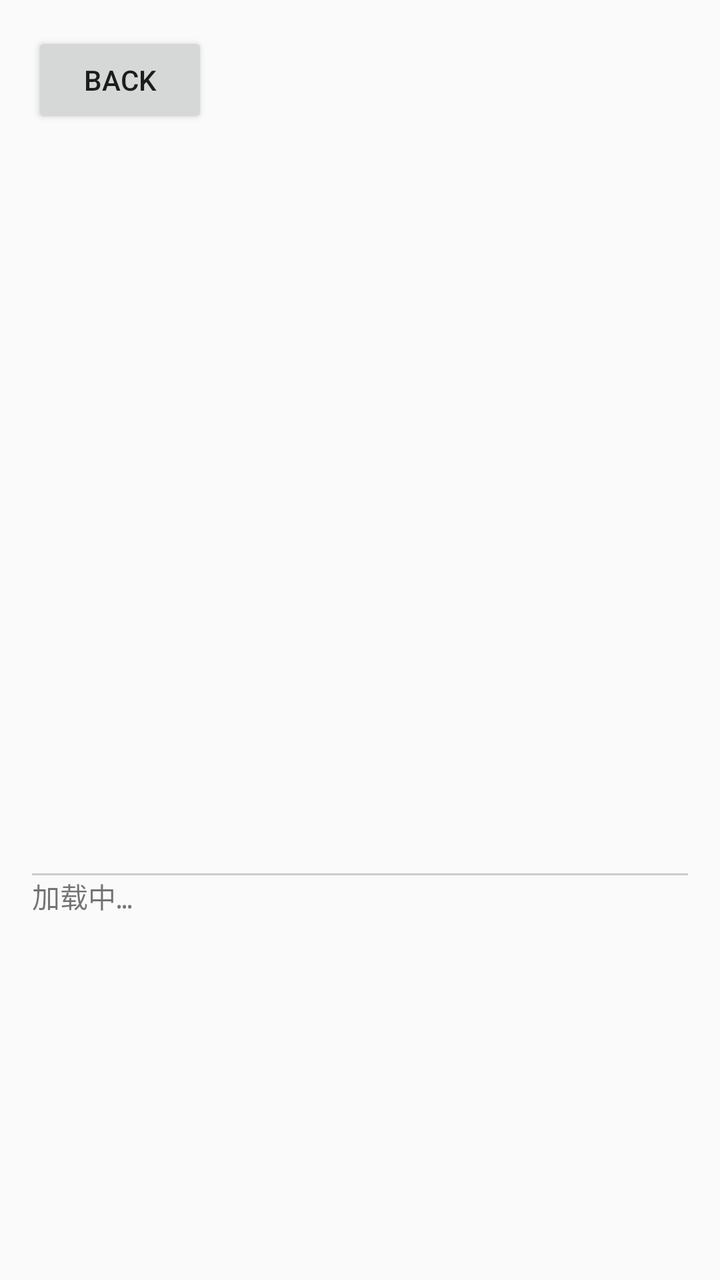
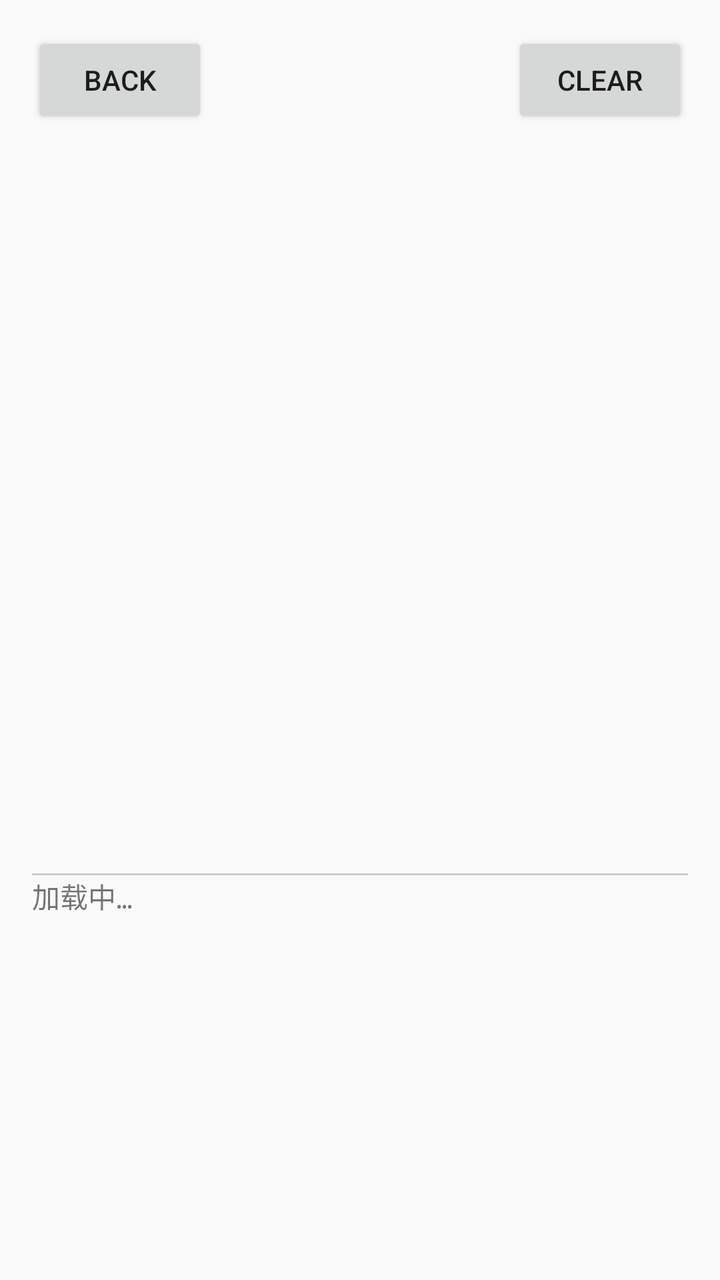

The first picture is an Android layout as it rendered before a commit; the second is the same layout after the commit. The layout source and the unified diff follow.
<!-- AndroidManifest.xml: application theme Theme.JfPadSport -->
<!-- res/layout/ac_v3_interface_caller_test.xml -->
<?xml version="1.0" encoding="utf-8"?>
<LinearLayout xmlns:android="http://schemas.android.com/apk/res/android"
    android:layout_width="match_parent"
    android:layout_height="match_parent"
    android:orientation="vertical"
    android:padding="16dp">

    <FrameLayout
        android:layout_width="wrap_content"
        android:layout_height="wrap_content">
        <Button
            android:id="@+id/btn_back"
            android:layout_width="wrap_content"
            android:layout_height="wrap_content"
            android:text="back" />
    </FrameLayout>

    <ScrollView
        android:layout_width="match_parent"
        android:layout_height="0dp"
        android:layout_weight="2"
        android:fillViewport="true">

        <GridLayout
            android:id="@+id/gl_test"
            android:layout_width="match_parent"
            android:layout_height="wrap_content"
            android:alignmentMode="alignMargins"
            android:columnCount="2"
            android:columnOrderPreserved="false"
            android:padding="16dp">

        </GridLayout>
    </ScrollView>

    
    <View
        android:layout_width="match_parent"
        android:layout_height="1dp"
        android:background="#CCCCCC" />

    <ScrollView
        android:layout_width="match_parent"
        android:layout_height="0dp"
        android:layout_weight="1"
        android:fillViewport="true">

        <TextView
            android:id="@+id/tv_result"
            android:layout_width="match_parent"
            android:layout_height="wrap_content"
            android:fontFamily="monospace"
            android:text="加载中…"
            android:textSize="14sp" />
    </ScrollView>
</LinearLayout>
<!-- resources referenced by this layout -->
<resources>
  <style name="Theme.JfPadSport" parent="@style/Theme.AppCompat.DayNight.NoActionBar">
          
          <item name="colorPrimary">@color/purple_500</item>
          <item name="colorPrimaryVariant">@color/purple_700</item>
          <item name="colorOnPrimary">@color/color_white</item>
          
          <item name="colorSecondary">@color/teal_200</item>
          <item name="colorSecondaryVariant">@color/teal_700</item>
          <item name="colorOnSecondary">@color/color_black</item>
          
          <item name="android:statusBarColor" tools:targetApi="l">?attr/colorPrimaryVariant</item>
          
      </style>
  <color name="purple_500">#FF6200EE</color>
  <color name="purple_700">#FF3700B3</color>
  <color name="color_white">#FFFFFF</color>
  <color name="teal_200">#FF03DAC5</color>
  <color name="teal_700">#FF018786</color>
  <color name="color_black">#000000</color>
</resources>

<!-- the commit's change to res/layout/ac_v3_interface_caller_test.xml (unified diff, before → after) -->
@@ -6,13 +6,21 @@
     android:padding="16dp">
 
     <FrameLayout
-        android:layout_width="wrap_content"
+        android:layout_width="match_parent"
         android:layout_height="wrap_content">
+
         <Button
             android:id="@+id/btn_back"
             android:layout_width="wrap_content"
             android:layout_height="wrap_content"
             android:text="back" />
+
+        <Button
+            android:id="@+id/btn_clear"
+            android:layout_width="wrap_content"
+            android:layout_height="wrap_content"
+            android:layout_gravity="right"
+            android:text="clear" />
     </FrameLayout>
 
     <ScrollView
